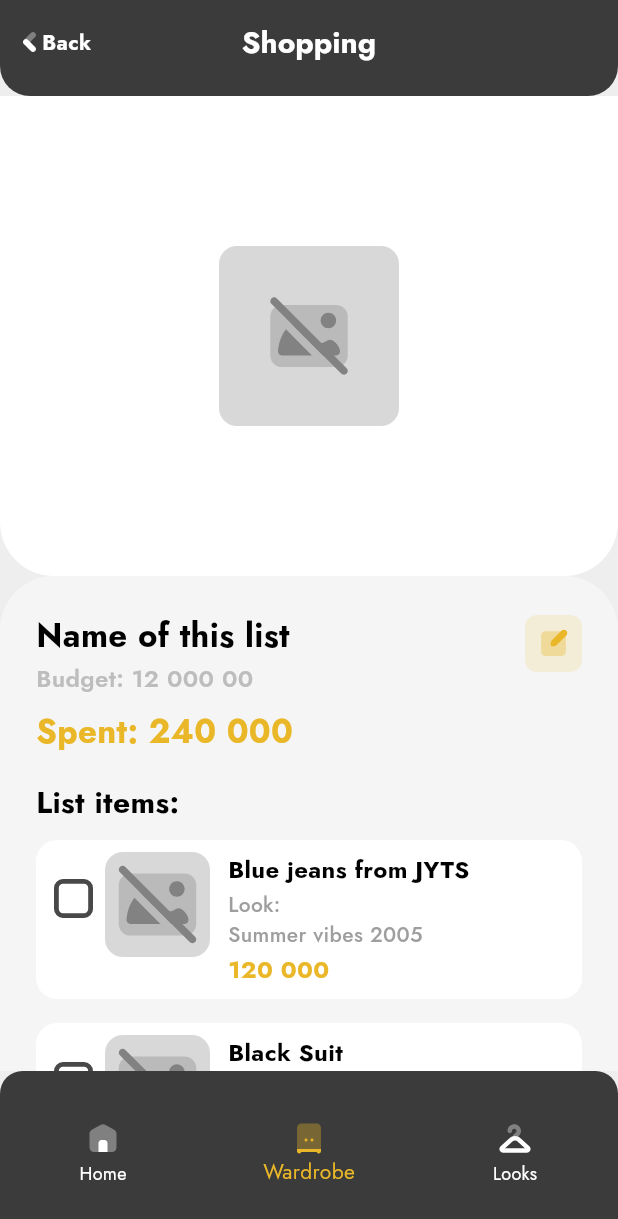
After one commit to getch04/style-keeper, a Flutter app: the ShoppingListDetailPage screen opened by its route, on a phone screen of 412 x 824 dp. The commit adds this screen. Shown: the top 1219 px of the screen. Run offline on Flutter 3.47's test engine with Material 3 defaults, Android fonts, the phone set to English and light mode, and no system bars; our stand-ins replace camera, dotted_border, flutter_svg, geolocator, get_it, go_router and 3 more; accounts and stored records are empty; project files that could hold a hidden picture were left out.

Commit message:
feat: shopping list detail page added

```diff
--- a/lib/app_main_page.dart
+++ b/lib/app_main_page.dart
@@ -23,6 +23,8 @@ class AppMainPage extends StatelessWidget {
       return 'New shopping list';
     } else if (location.startsWith('/clothing-detail')) {
       return 'Clothing';
+    } else if (location.startsWith('/shopping-list-detail')) {
+      return 'Shopping';
     } else {
       return 'Hello!';
     }
@@ -32,7 +34,8 @@ class AppMainPage extends StatelessWidget {
     if (location.startsWith('/wardrobe') ||
         location.startsWith('/add-product') ||
         location.startsWith('/new-shopping-list') ||
-        location.startsWith('/clothing-detail')) {
+        location.startsWith('/clothing-detail') ||
+        location.startsWith('/shopping-list-detail')) {
       return 1;
     } else if (location.startsWith('/looks') ||
         location.startsWith('/styles') ||
@@ -49,7 +52,8 @@ class AppMainPage extends StatelessWidget {
     final bool showBack = location.startsWith('/add-product') ||
         location.startsWith('/create-style') ||
         location.startsWith('/new-shopping-list') ||
-        location.startsWith('/clothing-detail');
+        location.startsWith('/clothing-detail') ||
+        location.startsWith('/shopping-list-detail');
     final int currentIndex = _getCurrentIndex(location);
     final String appBarTitle = _getTitle(location);
 
--- a/lib/core/constants/app_images.dart
+++ b/lib/core/constants/app_images.dart
@@ -23,6 +23,8 @@ class AppImages {
   static const String circleCheck = 'assets/icons/check.svg';
   static const String circleUncheck = 'assets/icons/uncheck.svg';
   static const String coloredEdit = 'assets/icons/colored_edit.svg';
+  static const String squareCheck = 'assets/icons/square_check.svg';
+  static const String squareUncheck = 'assets/icons/square_uncheck.svg';
 
   //weather icons
   static const String sun = 'assets/icons/weather/sun.svg';
--- a/lib/core/router/app_router.dart
+++ b/lib/core/router/app_router.dart
@@ -8,6 +8,7 @@ import 'package:style_keeper/features/wardrobe/presentation/screens/add_clothing
 import 'package:style_keeper/features/wardrobe/presentation/screens/wardrobe_page.dart';
 import 'package:style_keeper/features/wardrobe/presentation/widgets/clothing_detail_page.dart';
 import 'package:style_keeper/features/wardrobe/presentation/widgets/new_shopping_list_page.dart';
+import 'package:style_keeper/features/wardrobe/presentation/widgets/shopping_list_detail_page.dart';
 
 class AppRouter {
   static final router = GoRouter(
@@ -101,6 +102,17 @@ class AppRouter {
           },
         ),
       ),
+      GoRoute(
+        path: '/shopping-list-detail',
+        name: 'shopping-list-detail',
+        pageBuilder: (context, state) => CustomTransitionPage(
+          key: state.pageKey,
+          child: const AppMainPage(child: ShoppingListDetailPage()),
+          transitionsBuilder: (context, animation, secondaryAnimation, child) {
+            return FadeTransition(opacity: animation, child: child);
+          },
+        ),
+      ),
     ],
   );
 }
--- /dev/null
+++ b/lib/features/wardrobe/presentation/widgets/shopping_list_detail_page.dart
@@ -0,0 +1,249 @@
+import 'package:flutter/material.dart';
+import 'package:flutter_svg/flutter_svg.dart';
+import 'package:style_keeper/core/constants/app_colors.dart';
+import 'package:style_keeper/core/constants/app_images.dart';
+import 'package:style_keeper/shared/widgets/image_placeholer.dart';
+
+class ShoppingListDetailPage extends StatefulWidget {
+  const ShoppingListDetailPage({super.key});
+
+  @override
+  State<ShoppingListDetailPage> createState() => _ShoppingListDetailPageState();
+}
+
+class _ShoppingListDetailPageState extends State<ShoppingListDetailPage> {
+  // Manage checked state for each item
+  final List<bool> checked = [false, false];
+
+  @override
+  Widget build(BuildContext context) {
+    return Scaffold(
+      backgroundColor: AppColors.background,
+      body: SingleChildScrollView(
+        child: Column(
+          crossAxisAlignment: CrossAxisAlignment.start,
+          children: [
+            // Large image placeholder
+            ClipRRect(
+              borderRadius: const BorderRadius.only(
+                bottomLeft: Radius.circular(36),
+                bottomRight: Radius.circular(36),
+              ),
+              child: Container(
+                color: Colors.white,
+                width: double.infinity,
+                height: 320,
+                child: const Center(
+                  child: ImagePlaceholer(
+                    width: 120,
+                    height: 120,
+                  ),
+                ),
+              ),
+            ),
+            // Details and list
+            Container(
+              width: double.infinity,
+              decoration: const BoxDecoration(
+                color: Color(0xFFF5F5F5),
+                borderRadius: BorderRadius.only(
+                  topLeft: Radius.circular(36),
+                  topRight: Radius.circular(36),
+                ),
+              ),
+              child: Padding(
+                padding: const EdgeInsets.fromLTRB(24, 24, 24, 0),
+                child: Column(
+                  crossAxisAlignment: CrossAxisAlignment.start,
+                  children: [
+                    Row(
+                      crossAxisAlignment: CrossAxisAlignment.start,
+                      children: [
+                        const Expanded(
+                          child: Column(
+                            crossAxisAlignment: CrossAxisAlignment.start,
+                            children: [
+                              Text(
+                                'Name of this list',
+                                style: TextStyle(
+                                  fontWeight: FontWeight.w700,
+                                  fontSize: 22,
+                                  color: Colors.black,
+                                ),
+                              ),
+                              SizedBox(height: 2),
+                              Text(
+                                'Budget: 12 000 00',
+                                style: TextStyle(
+                                  color: Color(0xFFBDBDBD),
+                                  fontWeight: FontWeight.w600,
+                                  fontSize: 16,
+                                ),
+                              ),
+                              SizedBox(height: 8),
+                              Text(
+                                'Spent: 240 000',
+                                style: TextStyle(
+                                  color: AppColors.yellow,
+                                  fontWeight: FontWeight.bold,
+                                  fontSize: 22,
+                                ),
+                              ),
+                            ],
+                          ),
+                        ),
+                        Container(
+                          margin: const EdgeInsets.only(top: 2),
+                          child: Material(
+                            color: Colors.transparent,
+                            child: InkWell(
+                              borderRadius: BorderRadius.circular(8),
+                              onTap: () {},
+                              child: Container(
+                                width: 38,
+                                height: 38,
+                                decoration: BoxDecoration(
+                                  color: AppColors.yellow.withOpacity(0.15),
+                                  borderRadius: BorderRadius.circular(8),
+                                ),
+                                child: Center(
+                                  child: SvgPicture.asset(
+                                    AppImages.edit,
+                                    width: 22,
+                                    height: 22,
+                                    color: AppColors.yellow,
+                                  ),
+                                ),
+                              ),
+                            ),
+                          ),
+                        ),
+                      ],
+                    ),
+                    const SizedBox(height: 18),
+                    const Text(
+                      'List items:',
+                      style: TextStyle(
+                        color: Colors.black,
+                        fontWeight: FontWeight.w700,
+                        fontSize: 20,
+                      ),
+                    ),
+                    const SizedBox(height: 10),
+                    // List items
+                    _ShoppingListItem(
+                      name: 'Blue jeans from JYTS',
+                      look: 'Summer vibes 2005',
+                      price: '120 000',
+                      checked: checked[0],
+                      onChanged: (val) => setState(() => checked[0] = val),
+                    ),
+                    _ShoppingListItem(
+                      name: 'Black Suit',
+                      look: 'Summer vibes 2005',
+                      price: '120 000',
+                      checked: checked[1],
+                      onChanged: (val) => setState(() => checked[1] = val),
+                    ),
+                    const SizedBox(height: 24),
+                  ],
+                ),
+              ),
+            ),
+          ],
+        ),
+      ),
+    );
+  }
+}
+
+class _ShoppingListItem extends StatelessWidget {
+  final String name;
+  final String look;
+  final String price;
+  final bool checked;
+  final ValueChanged<bool> onChanged;
+  const _ShoppingListItem({
+    required this.name,
+    required this.look,
+    required this.price,
+    required this.checked,
+    required this.onChanged,
+  });
+
+  @override
+  Widget build(BuildContext context) {
+    return Container(
+      margin: const EdgeInsets.only(bottom: 16),
+      padding: const EdgeInsets.all(8),
+      decoration: BoxDecoration(
+        color: Colors.white,
+        borderRadius: BorderRadius.circular(14),
+      ),
+      child: Row(
+        crossAxisAlignment: CrossAxisAlignment.start,
+        children: [
+          // Checkbox
+          Padding(
+            padding: const EdgeInsets.only(top: 18, right: 8, left: 4),
+            child: GestureDetector(
+              onTap: () => onChanged(!checked),
+              child: SvgPicture.asset(
+                checked ? AppImages.squareCheck : AppImages.squareUncheck,
+                width: 26,
+                height: 26,
+              ),
+            ),
+          ),
+          // Image
+          const ImagePlaceholer(
+            width: 70,
+            height: 70,
+          ),
+          const SizedBox(width: 12),
+          // Details
+          Expanded(
+            child: Column(
+              crossAxisAlignment: CrossAxisAlignment.start,
+              children: [
+                Text(
+                  name,
+                  style: const TextStyle(
+                    fontWeight: FontWeight.w700,
+                    fontSize: 16,
+                  ),
+                ),
+                const SizedBox(height: 2),
+                Text(
+                  'Look: ',
+                  style: TextStyle(
+                    color: Colors.grey.shade500,
+                    fontWeight: FontWeight.w500,
+                    fontSize: 14,
+                  ),
+                ),
+                Text(
+                  look,
+                  style: TextStyle(
+                    color: Colors.grey.shade500,
+                    fontWeight: FontWeight.w500,
+                    fontSize: 14,
+                  ),
+                ),
+                const SizedBox(height: 2),
+                Text(
+                  price,
+                  style: const TextStyle(
+                    color: AppColors.yellow,
+                    fontWeight: FontWeight.bold,
+                    fontSize: 16,
+                  ),
+                ),
+              ],
+            ),
+          ),
+        ],
+      ),
+    );
+  }
+}
--- a/lib/features/wardrobe/presentation/widgets/shopping_tab.dart
+++ b/lib/features/wardrobe/presentation/widgets/shopping_tab.dart
@@ -1,4 +1,5 @@
 import 'package:flutter/material.dart';
+import 'package:go_router/go_router.dart';
 import 'package:style_keeper/core/constants/app_colors.dart';
 import 'package:style_keeper/shared/widgets/image_placeholer.dart';
 
@@ -20,7 +21,11 @@ class _ShoppingListCard extends StatelessWidget {
   @override
   Widget build(BuildContext context) {
     final isEnglish = index == 0;
-    return Container(
+    return GestureDetector(
+      onTap: () {
+        context.push('/shopping-list-detail');
+      },
+      child: Container(
         margin: const EdgeInsets.only(bottom: 20),
         padding: const EdgeInsets.all(12),
         decoration: BoxDecoration(
@@ -46,7 +51,9 @@ class _ShoppingListCard extends StatelessWidget {
                 crossAxisAlignment: CrossAxisAlignment.start,
                 children: [
                   Text(
-                  isEnglish ? 'VERY LONG LIST TITLE...' : 'ОЧЕНЬ ДЛИННОЕ НА...',
+                    isEnglish
+                        ? 'VERY LONG LIST TITLE...'
+                        : 'ОЧЕНЬ ДЛИННОЕ НА...',
                     style: const TextStyle(
                       fontWeight: FontWeight.bold,
                       fontSize: 18,
@@ -77,6 +84,7 @@ class _ShoppingListCard extends StatelessWidget {
             ),
           ],
         ),
+      ),
     );
   }
 }
```
Also changed, not shown: assets/icons/square_check.svg (added), assets/icons/square_uncheck.svg (added). Lines whose indentation alone changed are shown as unchanged.
